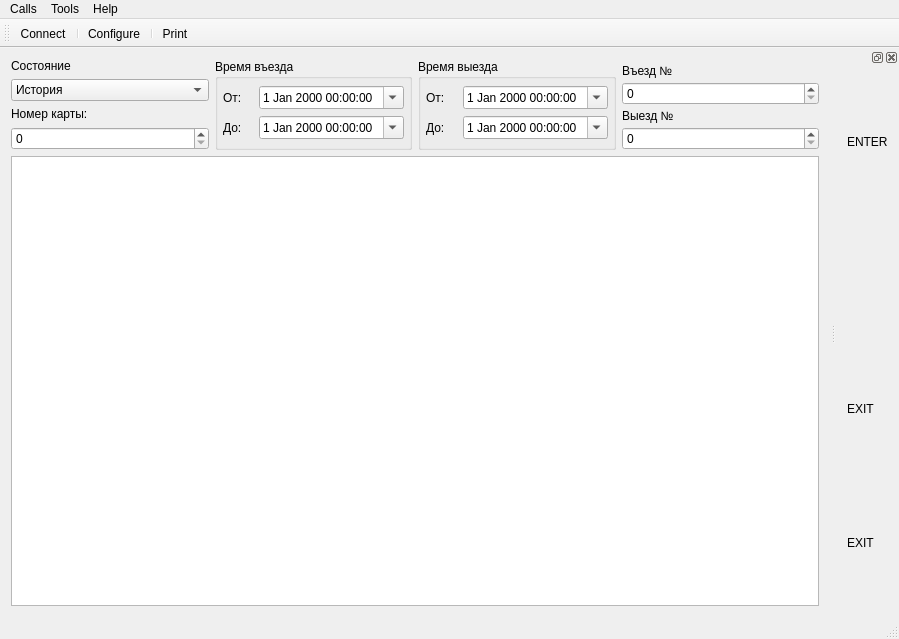
Before: the Qt Designer form Client/mainwindow.ui in Baxulio/ParkingAS, drawn with Qt 5.
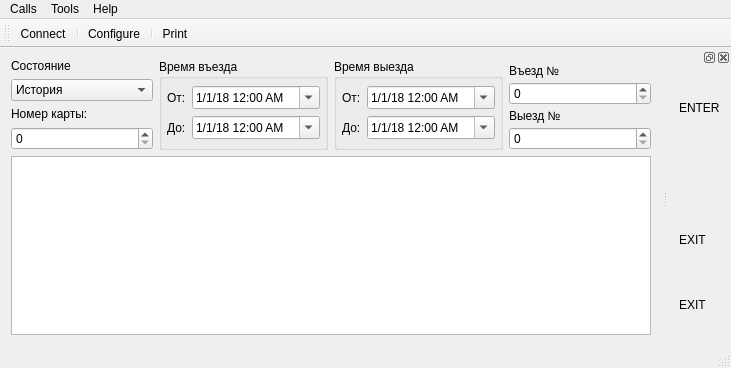
After: the same form once the commit is applied. Icons and pictures are not drawn.

Patch:
```diff
--- a/Client/mainwindow.ui
+++ b/Client/mainwindow.ui
@@ -6,8 +6,8 @@
    <rect>
     <x>0</x>
     <y>0</y>
-    <width>899</width>
-    <height>639</height>
+    <width>731</width>
+    <height>368</height>
    </rect>
   </property>
   <property name="windowTitle">
@@ -120,8 +120,15 @@
                <property name="showGroupSeparator" stdset="0">
                 <bool>false</bool>
                </property>
-               <property name="currentSection">
-                <enum>QDateTimeEdit::DaySection</enum>
+               <property name="date">
+                <date>
+                 <year>2018</year>
+                 <month>1</month>
+                 <day>1</day>
+                </date>
+               </property>
+               <property name="displayFormat">
+                <string>d/M/yy h:mm AP</string>
                </property>
                <property name="calendarPopup">
                 <bool>true</bool>
@@ -144,8 +151,15 @@
                <property name="showGroupSeparator" stdset="0">
                 <bool>false</bool>
                </property>
-               <property name="currentSection">
-                <enum>QDateTimeEdit::DaySection</enum>
+               <property name="date">
+                <date>
+                 <year>2018</year>
+                 <month>1</month>
+                 <day>1</day>
+                </date>
+               </property>
+               <property name="displayFormat">
+                <string>d/M/yy h:mm AP</string>
                </property>
                <property name="calendarPopup">
                 <bool>true</bool>
@@ -192,8 +206,15 @@
                <property name="showGroupSeparator" stdset="0">
                 <bool>false</bool>
                </property>
-               <property name="currentSection">
-                <enum>QDateTimeEdit::DaySection</enum>
+               <property name="date">
+                <date>
+                 <year>2018</year>
+                 <month>1</month>
+                 <day>1</day>
+                </date>
+               </property>
+               <property name="displayFormat">
+                <string>d/M/yy h:mm AP</string>
                </property>
                <property name="calendarPopup">
                 <bool>true</bool>
@@ -216,8 +237,15 @@
                <property name="showGroupSeparator" stdset="0">
                 <bool>false</bool>
                </property>
-               <property name="currentSection">
-                <enum>QDateTimeEdit::DaySection</enum>
+               <property name="date">
+                <date>
+                 <year>2018</year>
+                 <month>1</month>
+                 <day>1</day>
+                </date>
+               </property>
+               <property name="displayFormat">
+                <string>d/M/yy h:mm AP</string>
                </property>
                <property name="calendarPopup">
                 <bool>true</bool>
@@ -289,7 +317,7 @@
     <rect>
      <x>0</x>
      <y>0</y>
-     <width>899</width>
+     <width>731</width>
      <height>19</height>
     </rect>
    </property>
```
Left out of the diff: 2 changed lines with no effect on the pictures.
